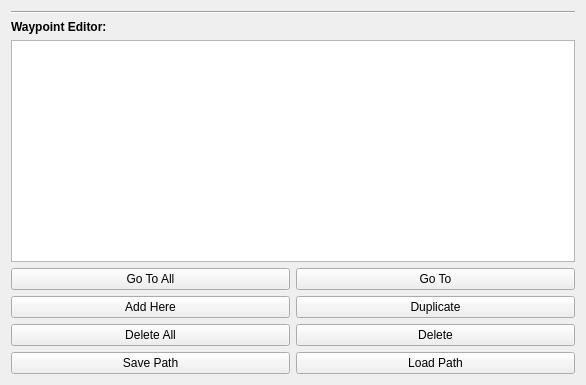
Ross-Robotics/rr_viz, file rr_viz/src/rr_viz/widgets/path_maker.ui: the form before one commit.
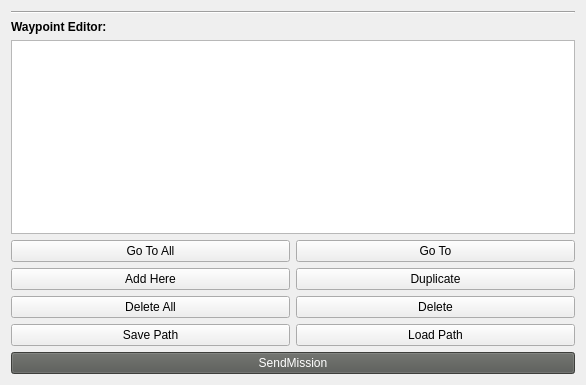
The form after the commit.

What changed in the file:
```diff
--- a/rr_viz/src/rr_viz/widgets/path_maker.ui
+++ b/rr_viz/src/rr_viz/widgets/path_maker.ui
@@ -113,6 +113,428 @@
          </item>
         </layout>
        </item>
+       <item>
+        <widget class="QPushButton" name="sendMissionButton">
+         <property name="palette">
+          <palette>
+           <active>
+            <colorrole role="WindowText">
+             <brush brushstyle="SolidPattern">
+              <color alpha="255">
+               <red>255</red>
+               <green>255</green>
+               <blue>255</blue>
+              </color>
+             </brush>
+            </colorrole>
+            <colorrole role="Button">
+             <brush brushstyle="SolidPattern">
+              <color alpha="255">
+               <red>85</red>
+               <green>87</green>
+               <blue>83</blue>
+              </color>
+             </brush>
+            </colorrole>
+            <colorrole role="Light">
+             <brush brushstyle="SolidPattern">
+              <color alpha="255">
+               <red>127</red>
+               <green>131</green>
+               <blue>124</blue>
+              </color>
+             </brush>
+            </colorrole>
+            <colorrole role="Midlight">
+             <brush brushstyle="SolidPattern">
+              <color alpha="255">
+               <red>106</red>
+               <green>109</green>
+               <blue>103</blue>
+              </color>
+             </brush>
+            </colorrole>
+            <colorrole role="Dark">
+             <brush brushstyle="SolidPattern">
+              <color alpha="255">
+               <red>42</red>
+               <green>43</green>
+               <blue>41</blue>
+              </color>
+             </brush>
+            </colorrole>
+            <colorrole role="Mid">
+             <brush brushstyle="SolidPattern">
+              <color alpha="255">
+               <red>56</red>
+               <green>58</green>
+               <blue>55</blue>
+              </color>
+             </brush>
+            </colorrole>
+            <colorrole role="Text">
+             <brush brushstyle="SolidPattern">
+              <color alpha="255">
+               <red>255</red>
+               <green>255</green>
+               <blue>255</blue>
+              </color>
+             </brush>
+            </colorrole>
+            <colorrole role="BrightText">
+             <brush brushstyle="SolidPattern">
+              <color alpha="255">
+               <red>255</red>
+               <green>255</green>
+               <blue>255</blue>
+              </color>
+             </brush>
+            </colorrole>
+            <colorrole role="ButtonText">
+             <brush brushstyle="SolidPattern">
+              <color alpha="255">
+               <red>255</red>
+               <green>255</green>
+               <blue>255</blue>
+              </color>
+             </brush>
+            </colorrole>
+            <colorrole role="Base">
+             <brush brushstyle="SolidPattern">
+              <color alpha="255">
+               <red>0</red>
+               <green>0</green>
+               <blue>0</blue>
+              </color>
+             </brush>
+            </colorrole>
+            <colorrole role="Window">
+             <brush brushstyle="SolidPattern">
+              <color alpha="255">
+               <red>85</red>
+               <green>87</green>
+               <blue>83</blue>
+              </color>
+             </brush>
+            </colorrole>
+            <colorrole role="Shadow">
+             <brush brushstyle="SolidPattern">
+              <color alpha="255">
+               <red>0</red>
+               <green>0</green>
+               <blue>0</blue>
+              </color>
+             </brush>
+            </colorrole>
+            <colorrole role="AlternateBase">
+             <brush brushstyle="SolidPattern">
+              <color alpha="255">
+               <red>42</red>
+               <green>43</green>
+               <blue>41</blue>
+              </color>
+             </brush>
+            </colorrole>
+            <colorrole role="ToolTipBase">
+             <brush brushstyle="SolidPattern">
+              <color alpha="255">
+               <red>255</red>
+               <green>255</green>
+               <blue>220</blue>
+              </color>
+             </brush>
+            </colorrole>
+            <colorrole role="ToolTipText">
+             <brush brushstyle="SolidPattern">
+              <color alpha="255">
+               <red>0</red>
+               <green>0</green>
+               <blue>0</blue>
+              </color>
+             </brush>
+            </colorrole>
+           </active>
+           <inactive>
+            <colorrole role="WindowText">
+             <brush brushstyle="SolidPattern">
+              <color alpha="255">
+               <red>255</red>
+               <green>255</green>
+               <blue>255</blue>
+              </color>
+             </brush>
+            </colorrole>
+            <colorrole role="Button">
+             <brush brushstyle="SolidPattern">
+              <color alpha="255">
+               <red>85</red>
+               <green>87</green>
+               <blue>83</blue>
+              </color>
+             </brush>
+            </colorrole>
+            <colorrole role="Light">
+             <brush brushstyle="SolidPattern">
+              <color alpha="255">
+               <red>127</red>
+               <green>131</green>
+               <blue>124</blue>
+              </color>
+             </brush>
+            </colorrole>
+            <colorrole role="Midlight">
+             <brush brushstyle="SolidPattern">
+              <color alpha="255">
+               <red>106</red>
+               <green>109</green>
+               <blue>103</blue>
+              </color>
+             </brush>
+            </colorrole>
+            <colorrole role="Dark">
+             <brush brushstyle="SolidPattern">
+              <color alpha="255">
+               <red>42</red>
+               <green>43</green>
+               <blue>41</blue>
+              </color>
+             </brush>
+            </colorrole>
+            <colorrole role="Mid">
+             <brush brushstyle="SolidPattern">
+              <color alpha="255">
+               <red>56</red>
+               <green>58</green>
+               <blue>55</blue>
+              </color>
+             </brush>
+            </colorrole>
+            <colorrole role="Text">
+             <brush brushstyle="SolidPattern">
+              <color alpha="255">
+               <red>255</red>
+               <green>255</green>
+               <blue>255</blue>
+              </color>
+             </brush>
+            </colorrole>
+            <colorrole role="BrightText">
+             <brush brushstyle="SolidPattern">
+              <color alpha="255">
+               <red>255</red>
+               <green>255</green>
+               <blue>255</blue>
+              </color>
+             </brush>
+            </colorrole>
+            <colorrole role="ButtonText">
+             <brush brushstyle="SolidPattern">
+              <color alpha="255">
+               <red>255</red>
+               <green>255</green>
+               <blue>255</blue>
+              </color>
+             </brush>
+            </colorrole>
+            <colorrole role="Base">
+             <brush brushstyle="SolidPattern">
+              <color alpha="255">
+               <red>0</red>
+               <green>0</green>
+               <blue>0</blue>
+              </color>
+             </brush>
+            </colorrole>
+            <colorrole role="Window">
+             <brush brushstyle="SolidPattern">
+              <color alpha="255">
+               <red>85</red>
+               <green>87</green>
+               <blue>83</blue>
+              </color>
+             </brush>
+            </colorrole>
+            <colorrole role="Shadow">
+             <brush brushstyle="SolidPattern">
+              <color alpha="255">
+               <red>0</red>
+               <green>0</green>
+               <blue>0</blue>
+              </color>
+             </brush>
+            </colorrole>
+            <colorrole role="AlternateBase">
+             <brush brushstyle="SolidPattern">
+              <color alpha="255">
+               <red>42</red>
+               <green>43</green>
+               <blue>41</blue>
+              </color>
+             </brush>
+            </colorrole>
+            <colorrole role="ToolTipBase">
+             <brush brushstyle="SolidPattern">
+              <color alpha="255">
+               <red>255</red>
+               <green>255</green>
+               <blue>220</blue>
+              </color>
+             </brush>
+            </colorrole>
+            <colorrole role="ToolTipText">
+             <brush brushstyle="SolidPattern">
+              <color alpha="255">
+               <red>0</red>
+               <green>0</green>
+               <blue>0</blue>
+              </color>
+             </brush>
+            </colorrole>
+           </inactive>
+           <disabled>
+            <colorrole role="WindowText">
+             <brush brushstyle="SolidPattern">
+              <color alpha="255">
+               <red>42</red>
+               <green>43</green>
+               <blue>41</blue>
+              </color>
+             </brush>
+            </colorrole>
+            <colorrole role="Button">
+             <brush brushstyle="SolidPattern">
+              <color alpha="255">
+               <red>85</red>
+               <green>87</green>
+               <blue>83</blue>
+              </color>
+             </brush>
+            </colorrole>
+            <colorrole role="Light">
+             <brush brushstyle="SolidPattern">
+              <color alpha="255">
+               <red>127</red>
+               <green>131</green>
+               <blue>124</blue>
+              </color>
+             </brush>
+            </colorrole>
+            <colorrole role="Midlight">
+             <brush brushstyle="SolidPattern">
+              <color alpha="255">
+               <red>106</red>
+               <green>109</green>
+               <blue>103</blue>
+              </color>
+             </brush>
+            </colorrole>
+            <colorrole role="Dark">
+             <brush brushstyle="SolidPattern">
+              <color alpha="255">
+               <red>42</red>
+               <green>43</green>
+               <blue>41</blue>
+              </color>
+             </brush>
+            </colorrole>
+            <colorrole role="Mid">
+             <brush brushstyle="SolidPattern">
+              <color alpha="255">
+               <red>56</red>
+               <green>58</green>
+               <blue>55</blue>
+              </color>
+             </brush>
+            </colorrole>
+            <colorrole role="Text">
+             <brush brushstyle="SolidPattern">
+              <color alpha="255">
+               <red>42</red>
+               <green>43</green>
+               <blue>41</blue>
+              </color>
+             </brush>
+            </colorrole>
+            <colorrole role="BrightText">
+             <brush brushstyle="SolidPattern">
+              <color alpha="255">
+               <red>255</red>
+               <green>255</green>
+               <blue>255</blue>
+              </color>
+             </brush>
+            </colorrole>
+            <colorrole role="ButtonText">
+             <brush brushstyle="SolidPattern">
+              <color alpha="255">
+               <red>42</red>
+               <green>43</green>
+               <blue>41</blue>
+              </color>
+             </brush>
+            </colorrole>
+            <colorrole role="Base">
+             <brush brushstyle="SolidPattern">
+              <color alpha="255">
+               <red>85</red>
+               <green>87</green>
+               <blue>83</blue>
+              </color>
+             </brush>
+            </colorrole>
+            <colorrole role="Window">
+             <brush brushstyle="SolidPattern">
+              <color alpha="255">
+               <red>85</red>
+               <green>87</green>
+               <blue>83</blue>
+              </color>
+             </brush>
+            </colorrole>
+            <colorrole role="Shadow">
+             <brush brushstyle="SolidPattern">
+              <color alpha="255">
+               <red>0</red>
+               <green>0</green>
+               <blue>0</blue>
+              </color>
+             </brush>
+            </colorrole>
+            <colorrole role="AlternateBase">
+             <brush brushstyle="SolidPattern">
+              <color alpha="255">
+               <red>85</red>
+               <green>87</green>
+               <blue>83</blue>
+              </color>
+             </brush>
+            </colorrole>
+            <colorrole role="ToolTipBase">
+             <brush brushstyle="SolidPattern">
+              <color alpha="255">
+               <red>255</red>
+               <green>255</green>
+               <blue>220</blue>
+              </color>
+             </brush>
+            </colorrole>
+            <colorrole role="ToolTipText">
+             <brush brushstyle="SolidPattern">
+              <color alpha="255">
+               <red>0</red>
+               <green>0</green>
+               <blue>0</blue>
+              </color>
+             </brush>
+            </colorrole>
+           </disabled>
+          </palette>
+         </property>
+         <property name="text">
+          <string>SendMission</string>
+         </property>
+        </widget>
+       </item>
       </layout>
      </item>
     </layout>
```
